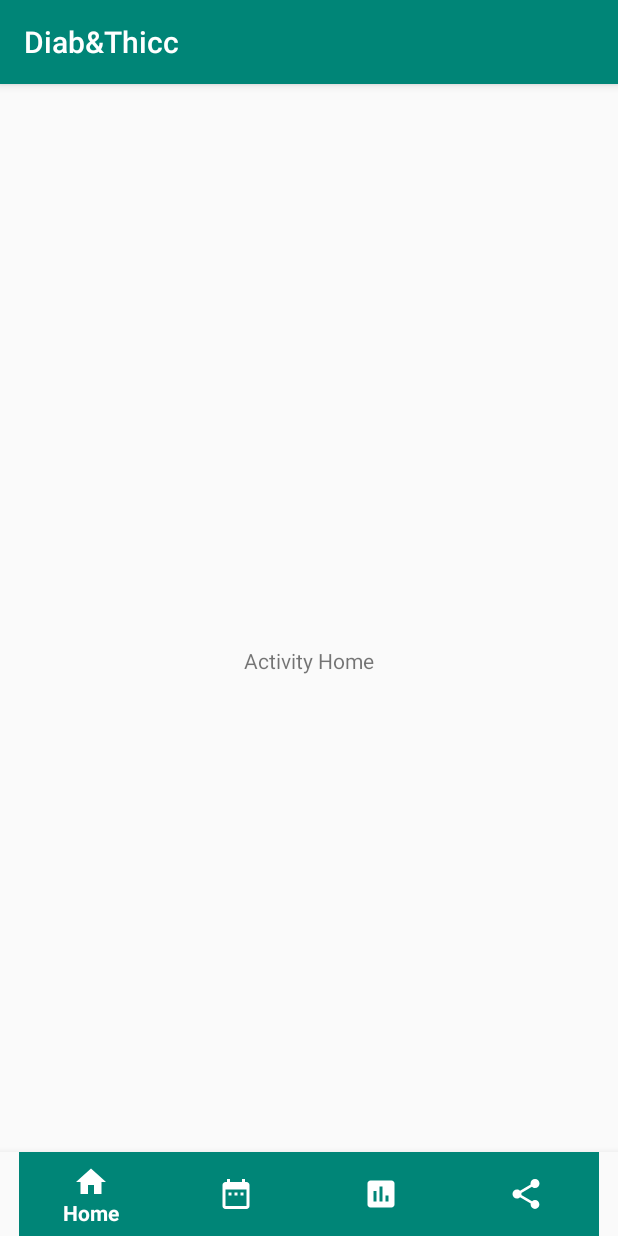
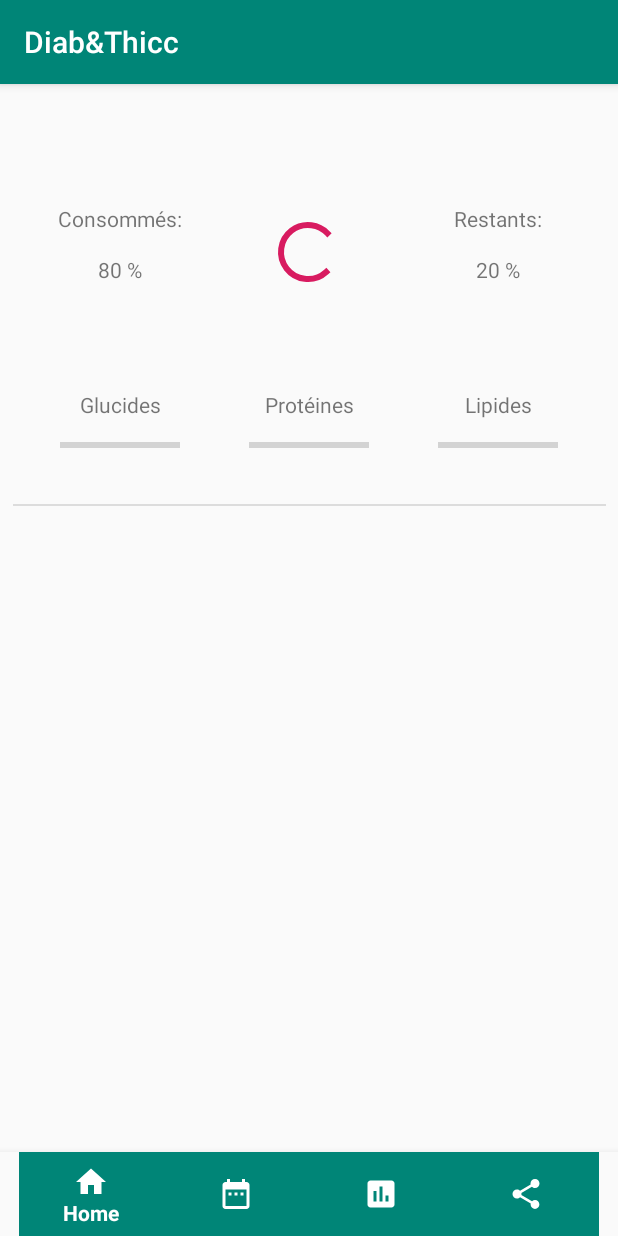
Before and after one commit to PierreAntoineBoulat/DiabThicc, an Android app: the screen it shows after launch (HomeActivity), on a phone screen of 412 x 824 dp. Run offline under Robolectric (Android 15) with nearby library versions, the phone set to English and light mode, and no system bars; libraries missing offline, so code that uses them is left out: android.support.design.

Commit message:
Début activity home

```diff
--- a/app/src/main/res/layout/activity_home.xml
+++ b/app/src/main/res/layout/activity_home.xml
@@ -1,17 +1,9 @@
 <?xml version="1.0" encoding="utf-8"?>
 <android.support.constraint.ConstraintLayout xmlns:android="http://schemas.android.com/apk/res/android"
+    xmlns:tools="http://schemas.android.com/tools"
     android:layout_width="match_parent"
     android:layout_height="match_parent"
     xmlns:app="http://schemas.android.com/apk/res-auto">
-
-    <TextView
-        android:layout_width="wrap_content"
-        android:layout_height="wrap_content"
-        android:text="Activity Home"
-        app:layout_constraintBottom_toBottomOf="parent"
-        app:layout_constraintLeft_toLeftOf="parent"
-        app:layout_constraintRight_toRightOf="parent"
-        app:layout_constraintTop_toTopOf="parent" />
 
     <android.support.design.widget.BottomNavigationView
         android:id="@+id/navigationViewHome"
@@ -28,4 +20,136 @@
         app:itemTextColor="@color/white"
         app:menu="@menu/navigation"/>
 
+    <TextView
+        android:id="@+id/textView"
+        android:layout_width="100dp"
+        android:layout_height="30dp"
+        android:layout_marginStart="30dp"
+        android:layout_marginTop="80dp"
+        android:text="Consommés:"
+        android:textAlignment="center"
+        app:layout_constraintStart_toStartOf="parent"
+        app:layout_constraintTop_toTopOf="parent" />
+
+    <TextView
+        android:id="@+id/textView5"
+        android:layout_width="100dp"
+        android:layout_height="30dp"
+        android:layout_marginStart="30dp"
+        android:layout_marginTop="60dp"
+        android:text="Glucides"
+        android:textAlignment="center"
+        app:layout_constraintStart_toStartOf="parent"
+        app:layout_constraintTop_toBottomOf="@+id/textView3" />
+
+    <TextView
+        android:id="@+id/textView6"
+        android:layout_width="100dp"
+        android:layout_height="30dp"
+        android:layout_marginTop="60dp"
+        android:layout_marginEnd="30dp"
+        android:text="Lipides"
+        android:textAlignment="center"
+        app:layout_constraintEnd_toEndOf="parent"
+        app:layout_constraintTop_toBottomOf="@+id/textView4" />
+
+    <TextView
+        android:id="@+id/textView7"
+        android:layout_width="100dp"
+        android:layout_height="30dp"
+        android:layout_marginStart="8dp"
+        android:layout_marginTop="60dp"
+        android:layout_marginEnd="8dp"
+        android:text="Protéines"
+        android:textAlignment="center"
+        app:layout_constraintEnd_toEndOf="parent"
+        app:layout_constraintStart_toStartOf="parent"
+        app:layout_constraintTop_toBottomOf="@+id/textView3" />
+
+    <TextView
+        android:id="@+id/textView3"
+        android:layout_width="100dp"
+        android:layout_height="30dp"
+        android:layout_marginStart="30dp"
+        android:layout_marginTop="4dp"
+        android:text="80 %"
+        android:textAlignment="center"
+        app:layout_constraintStart_toStartOf="parent"
+        app:layout_constraintTop_toBottomOf="@+id/textView" />
+
+    <TextView
+        android:id="@+id/textView4"
+        android:layout_width="100dp"
+        android:layout_height="30dp"
+        android:layout_marginTop="4dp"
+        android:layout_marginEnd="30dp"
+        android:text="20 %"
+        android:textAlignment="center"
+        app:layout_constraintEnd_toEndOf="parent"
+        app:layout_constraintTop_toBottomOf="@+id/textView2" />
+
+    <TextView
+        android:id="@+id/textView2"
+        android:layout_width="100dp"
+        android:layout_height="30dp"
+        android:layout_marginTop="80dp"
+        android:layout_marginEnd="30dp"
+        android:text="Restants:"
+        android:textAlignment="center"
+        app:layout_constraintEnd_toEndOf="parent"
+        app:layout_constraintTop_toTopOf="parent" />
+
+    <ProgressBar
+        android:id="@+id/progressBar"
+        style="?android:attr/progressBarStyle"
+        android:layout_width="wrap_content"
+        android:layout_height="wrap_content"
+        android:layout_marginStart="8dp"
+        android:layout_marginTop="88dp"
+        android:layout_marginEnd="8dp"
+        app:layout_constraintEnd_toEndOf="parent"
+        app:layout_constraintHorizontal_bias="0.498"
+        app:layout_constraintStart_toStartOf="parent"
+        app:layout_constraintTop_toTopOf="parent" />
+
+    <ProgressBar
+        android:id="@+id/progressBar2"
+        style="?android:attr/progressBarStyleHorizontal"
+        android:layout_width="80dp"
+        android:layout_height="13dp"
+        app:layout_constraintEnd_toEndOf="@+id/textView5"
+        app:layout_constraintStart_toStartOf="@+id/textView5"
+        app:layout_constraintTop_toBottomOf="@+id/textView5" />
+
+    <ProgressBar
+        android:id="@+id/progressBar3"
+        style="?android:attr/progressBarStyleHorizontal"
+        android:layout_width="80dp"
+        android:layout_height="13dp"
+        app:layout_constraintEnd_toEndOf="@+id/textView6"
+        app:layout_constraintStart_toStartOf="@+id/textView6"
+        app:layout_constraintTop_toBottomOf="@+id/textView6" />
+
+    <ProgressBar
+        android:id="@+id/progressBar4"
+        style="?android:attr/progressBarStyleHorizontal"
+        android:layout_width="80dp"
+        android:layout_height="13dp"
+        app:layout_constraintEnd_toEndOf="@+id/textView7"
+        app:layout_constraintHorizontal_bias="0.501"
+        app:layout_constraintStart_toStartOf="@+id/textView7"
+        app:layout_constraintTop_toBottomOf="@+id/textView7" />
+
+    <View
+        android:id="@+id/divider2"
+        android:layout_width="395dp"
+        android:layout_height="1dp"
+        android:layout_marginStart="8dp"
+        android:layout_marginTop="280dp"
+        android:layout_marginEnd="8dp"
+        android:background="?android:attr/listDivider"
+        app:layout_constraintEnd_toEndOf="parent"
+        app:layout_constraintStart_toStartOf="parent"
+        app:layout_constraintTop_toTopOf="parent" />
+
 </android.support.constraint.ConstraintLayout>
```
